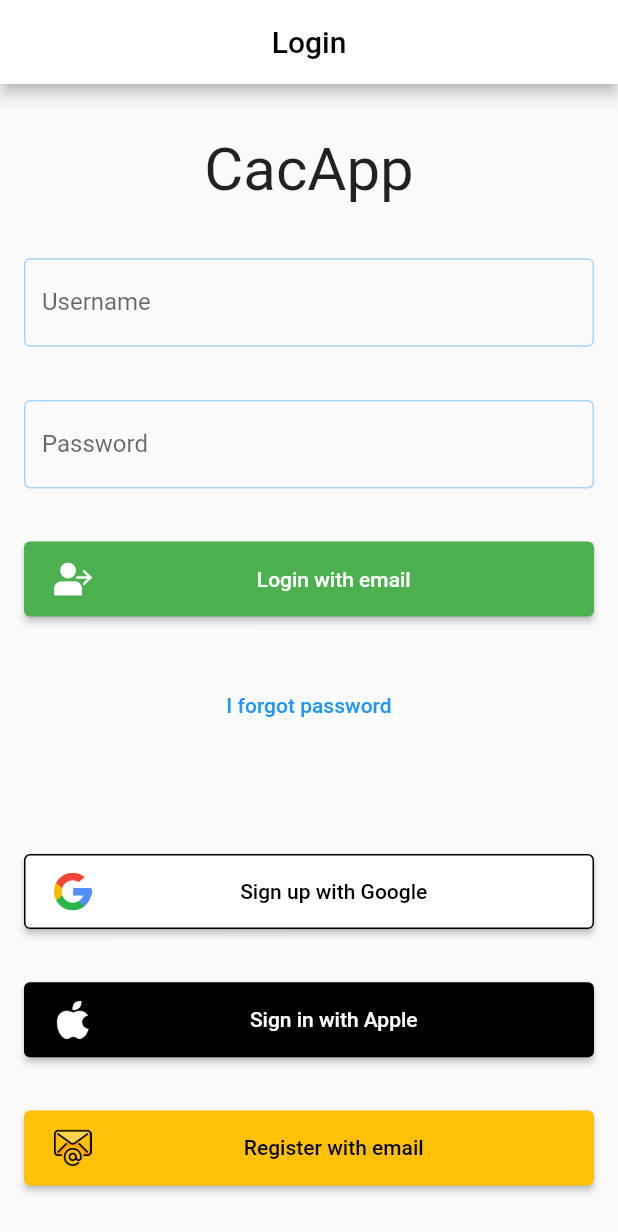
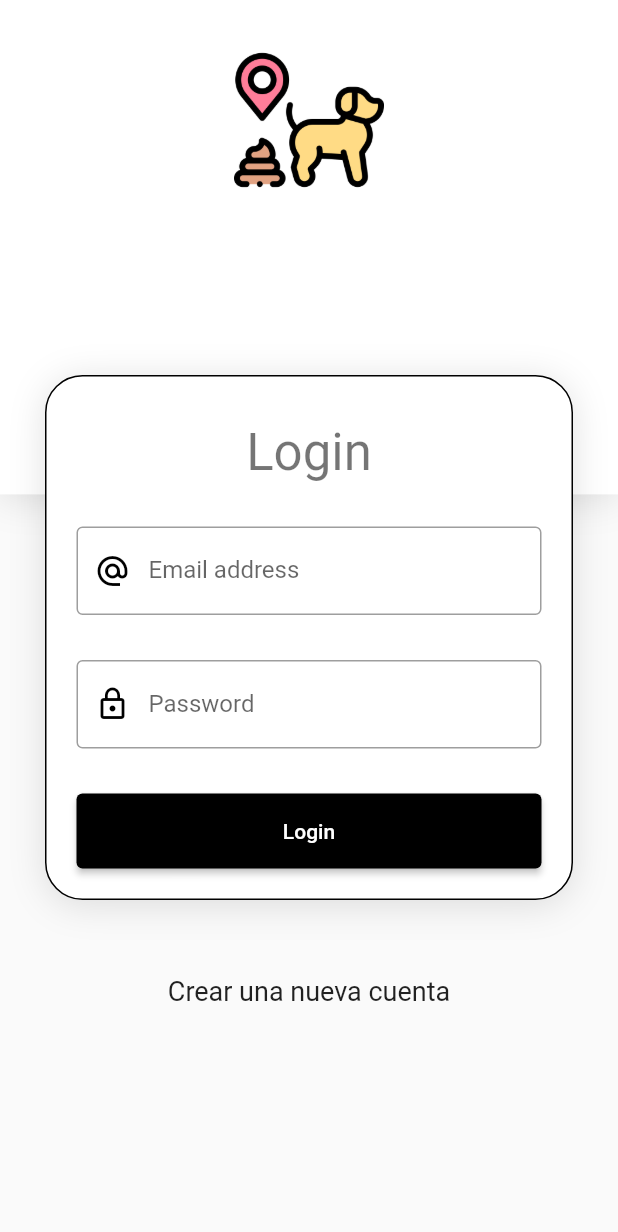
Before and after one commit to asegurpe/cacapp2, a Flutter app: the screen it shows after launch, on a phone screen of 412 x 824 dp. Shown: the top 1232 px of the screen. Run offline on Flutter 3.47's test engine with Material 2 defaults, Android fonts, the light colour scheme and no system bars; our stand-ins replace cloud_firestore, firebase_core, geolocator, google_maps_flutter, shared_preferences; missing offline and left inert: geocode; accounts and stored records are empty; generated files the repository leaves out were written again; Roboto replaces fonts that are missing (Hind).

Commit message:
Created login form

```diff
--- a/lib/main.dart
+++ b/lib/main.dart
@@ -1,15 +1,15 @@
-import 'package:cacapp/provider/report_provider.dart';
-import 'package:cacapp/screen/login_screen.dart';
 import 'package:flutter/material.dart';
-import 'package:flutter_localizations/flutter_localizations.dart';
 import 'package:firebase_core/firebase_core.dart';
 import 'package:provider/provider.dart';
+import 'package:flutter_localizations/flutter_localizations.dart';
 
 import 'package:flutter_gen/gen_l10n/app_localizations.dart';
 
 import 'package:cacapp/routes/routes.dart';
+import 'package:cacapp/screen/login_screen.dart';
 import 'package:cacapp/screen/home_screen.dart';
 import 'package:cacapp/theme/theme.dart';
+import 'package:cacapp/provider/report_provider.dart';
 import 'package:cacapp/util/preferences.dart';
 
 void main() async {
--- a/lib/routes/routes.dart
+++ b/lib/routes/routes.dart
@@ -1,16 +1,11 @@
-import 'package:cacapp/screen/login_screen.dart';
-import 'package:cacapp/screen/profile_screen.dart';
-import 'package:cacapp/screen/ranking_screen.dart';
 import 'package:flutter/material.dart';
-import 'package:cacapp/screen/friends_screen.dart';
-import 'package:cacapp/screen/groups_screen.dart';
-import 'package:cacapp/screen/home_screen.dart';
-import 'package:cacapp/screen/info_screen_dart.dart';
-import 'package:cacapp/screen/reports_screen.dart';
+
+import 'package:cacapp/screen/screens.dart';
 
 Map<String, WidgetBuilder> getApplicationRoutes() {
   return {
     LoginScreen.route: (context) => const LoginScreen(),
+    RegisterScreen.route: (context) => const RegisterScreen(),
     HomeScreen.route: (context) => const HomeScreen(),
     ReportsScreen.route: (context) => const ReportsScreen(),
     FriendsScreen.route: (context) => const FriendsScreen(),
--- a/lib/screen/friends_screen.dart
+++ b/lib/screen/friends_screen.dart
@@ -1,6 +1,8 @@
 import 'package:flutter/material.dart';
+
 import 'package:flutter_gen/gen_l10n/app_localizations.dart';
 import 'package:cacapp/util/extensions.dart';
+
 import 'package:cacapp/model/models.dart';
 
 class FriendsScreen extends StatefulWidget {
--- a/lib/screen/groups_screen.dart
+++ b/lib/screen/groups_screen.dart
@@ -1,7 +1,9 @@
-import 'package:cacapp/model/models.dart';
 import 'package:flutter/material.dart';
+
 import 'package:flutter_gen/gen_l10n/app_localizations.dart';
 import 'package:cacapp/util/extensions.dart';
+
+import 'package:cacapp/model/models.dart';
 
 class GroupsScreen extends StatefulWidget {
   const GroupsScreen({Key? key}) : super(key: key);
--- a/lib/screen/info_screen_dart.dart
+++ b/lib/screen/info_screen.dart
@@ -1,6 +1,8 @@
 import 'package:flutter/material.dart';
+
 import 'package:flutter_gen/gen_l10n/app_localizations.dart';
 import 'package:cacapp/util/extensions.dart';
+
 import 'package:cacapp/widget/info_top_bar.dart';
 
 class InfoScreen extends StatelessWidget {
--- a/lib/screen/login_screen.dart
+++ b/lib/screen/login_screen.dart
@@ -1,5 +1,7 @@
-import 'package:cacapp/screen/home_screen.dart';
 import 'package:flutter/material.dart';
+
+import 'package:cacapp/widget/login_form.dart';
+import 'package:cacapp/widget/auth_background.dart';
 
 class LoginScreen extends StatefulWidget {
   const LoginScreen({Key? key}) : super(key: key);
@@ -11,132 +13,65 @@ class LoginScreen extends StatefulWidget {
 }
 
 class _LoginScreenState extends State<LoginScreen> {
-  TextEditingController _emailController = TextEditingController();
-  TextEditingController _passwordController = TextEditingController();
-
   @override
   Widget build(BuildContext context) {
     return Scaffold(
-      appBar: AppBar(
-        backgroundColor: Colors.white,
-        automaticallyImplyLeading: false,
-        title: Center(child: Text('Login')),
-      ),
-      body: Padding(
-        padding: const EdgeInsets.all(16.0),
-        child: Column(
-          mainAxisAlignment: MainAxisAlignment.spaceAround,
-          children: [
-            const Text(
-              'CacApp',
-              style: TextStyle(fontSize: 40),
-            ),
-            TextField(
-              controller: _emailController,
-              decoration: const InputDecoration(
-                border: OutlineInputBorder(),
-                labelText: 'Username',
+      body: AuthBackground(
+        child: SingleChildScrollView(
+          child: Column(
+            children: [
+              const SizedBox(height: 250),
+              _CardContainer(
+                child: Column(
+                  children: [
+                    const SizedBox(height: 10),
+                    Text(
+                      'Login',
+                      style: Theme.of(context).textTheme.headline4,
+                    ),
+                    const SizedBox(height: 30),
+                    const LoginForm(),
+                  ],
+                ),
               ),
-            ),
-            TextField(
-              controller: _passwordController,
-              decoration: const InputDecoration(
-                border: OutlineInputBorder(),
-                labelText: 'Password',
-              ),
-            ),
-            ElevatedButton(
-              onPressed: () {
-                Navigator.pushNamed(context, HomeScreen.route);
-              },
-              child: Row(
-                children: const [
-                  Padding(
-                    padding: EdgeInsets.all(4),
-                    child: Image(
-                        height: 25,
-                        image: AssetImage('assets/images/button/lock.png')),
-                  ),
-                  Expanded(child: Center(child: Text('Login with email'))),
-                ],
-              ),
-              style: ElevatedButton.styleFrom(
-                primary: Colors.green,
-                onPrimary: Colors.white,
-                minimumSize: const Size(10, 50),
-              ),
-            ),
-            TextButton(onPressed: () {}, child: Text('I forgot password')),
-            const SizedBox(height: 4),
-            ElevatedButton(
-              onPressed: () {
-                Navigator.pushNamed(context, HomeScreen.route);
-              },
-              child: Row(
-                children: const [
-                  Padding(
-                    padding: EdgeInsets.all(4),
-                    child: Image(
-                        height: 25,
-                        image: AssetImage('assets/images/button/google.png')),
-                  ),
-                  Expanded(child: Center(child: Text('Sign up with Google'))),
-                ],
-              ),
-              style: ElevatedButton.styleFrom(
-                  primary: Colors.white,
-                  onPrimary: Colors.black,
-                  minimumSize: const Size(100, 50),
-                  side: BorderSide(
-                    width: 1.0,
-                    color: Colors.black,
-                  )),
-            ),
-            ElevatedButton(
-              onPressed: () {
-                Navigator.pushNamed(context, HomeScreen.route);
-              },
-              child: Row(
-                children: const [
-                  Padding(
-                    padding: EdgeInsets.all(4),
-                    child: Image(
-                        height: 25,
-                        image: AssetImage('assets/images/button/apple.png')),
-                  ),
-                  Expanded(child: Center(child: Text('Sign in with Apple'))),
-                ],
-              ),
-              style: ElevatedButton.styleFrom(
-                primary: Colors.black,
-                onPrimary: Colors.white,
-                minimumSize: const Size(100, 50),
-              ),
-            ),
-            ElevatedButton(
-              onPressed: () {
-                Navigator.pushNamed(context, HomeScreen.route);
-              },
-              child: Row(
-                children: const [
-                  Padding(
-                    padding: EdgeInsets.all(4),
-                    child: Image(
-                        height: 25,
-                        image: AssetImage('assets/images/button/email.png')),
-                  ),
-                  Expanded(child: Center(child: Text('Register with email'))),
-                ],
-              ),
-              style: ElevatedButton.styleFrom(
-                primary: Colors.amber,
-                onPrimary: Colors.black,
-                minimumSize: const Size(100, 50),
-              ),
-            ),
-          ],
+              const SizedBox(height: 50),
+              const Text('Crear una nueva cuenta'),
+            ],
+          ),
         ),
       ),
     );
   }
 }
+
+class _CardContainer extends StatelessWidget {
+  final Widget child;
+
+  const _CardContainer({Key? key, required this.child}) : super(key: key);
+
+  @override
+  Widget build(BuildContext context) {
+    return Padding(
+      padding: const EdgeInsets.symmetric(horizontal: 30),
+      child: Container(
+        width: double.infinity,
+        padding: const EdgeInsets.all(20),
+        decoration: _createCardShape(),
+        child: child,
+      ),
+    );
+  }
+
+  BoxDecoration _createCardShape() => BoxDecoration(
+        color: Colors.white,
+        border: Border.all(color: Colors.black),
+        borderRadius: BorderRadius.circular(25),
+        boxShadow: const [
+          BoxShadow(
+            color: Colors.black12,
+            blurRadius: 20,
+            offset: Offset(0, 3),
+          )
+        ],
+      );
+}
--- a/lib/screen/ranking_screen.dart
+++ b/lib/screen/ranking_screen.dart
@@ -1,6 +1,8 @@
 import 'package:flutter/material.dart';
+
 import 'package:flutter_gen/gen_l10n/app_localizations.dart';
 import 'package:cacapp/util/extensions.dart';
+
 import 'package:cacapp/model/models.dart';
 
 class RankingScreen extends StatefulWidget {
--- /dev/null
+++ b/lib/screen/register_screen.dart
@@ -0,0 +1,93 @@
+import 'package:flutter/material.dart';
+
+import 'package:cacapp/screen/screens.dart';
+
+class RegisterScreen extends StatefulWidget {
+  const RegisterScreen({Key? key}) : super(key: key);
+
+  static const String route = 'register';
+
+  @override
+  State<RegisterScreen> createState() => _RegisterScreenState();
+}
+
+class _RegisterScreenState extends State<RegisterScreen> {
+  TextEditingController _emailController = TextEditingController();
+  TextEditingController _passwordController = TextEditingController();
+  TextEditingController _repasswordController = TextEditingController();
+
+  @override
+  Widget build(BuildContext context) {
+    return Scaffold(
+      appBar: AppBar(
+        backgroundColor: Colors.white,
+        automaticallyImplyLeading: false,
+        title: Row(
+          mainAxisAlignment: MainAxisAlignment.spaceBetween,
+          children: [
+            IconButton(
+              icon: Image.asset('assets/images/button/back.png'),
+              onPressed: () {
+                Navigator.pop(context);
+              },
+            ),
+            Text('Register'),
+          ],
+        ),
+      ),
+      body: Padding(
+        padding: const EdgeInsets.all(16.0),
+        child: Column(
+          mainAxisAlignment: MainAxisAlignment.spaceAround,
+          children: [
+            const Text(
+              'New user',
+              style: TextStyle(fontSize: 40),
+            ),
+            TextField(
+              controller: _emailController,
+              decoration: const InputDecoration(
+                border: OutlineInputBorder(),
+                labelText: 'Username',
+              ),
+            ),
+            TextField(
+              controller: _passwordController,
+              decoration: const InputDecoration(
+                border: OutlineInputBorder(),
+                labelText: 'Password',
+              ),
+            ),
+            TextField(
+              controller: _repasswordController,
+              decoration: const InputDecoration(
+                border: OutlineInputBorder(),
+                labelText: 'Re-password',
+              ),
+            ),
+            ElevatedButton(
+              onPressed: () {
+                Navigator.pushNamed(context, HomeScreen.route);
+              },
+              child: Row(
+                children: const [
+                  Padding(
+                    padding: EdgeInsets.all(4),
+                    child: Image(
+                        height: 25,
+                        image: AssetImage('assets/images/button/checked.png')),
+                  ),
+                  Expanded(child: Center(child: Text('Confirm'))),
+                ],
+              ),
+              style: ElevatedButton.styleFrom(
+                onPrimary: Colors.white,
+                minimumSize: const Size(10, 50),
+              ),
+            ),
+          ],
+        ),
+      ),
+    );
+  }
+}
--- a/lib/screen/reports_screen.dart
+++ b/lib/screen/reports_screen.dart
@@ -1,9 +1,11 @@
-import 'package:cacapp/provider/report_provider.dart';
 import 'package:flutter/material.dart';
+import 'package:provider/provider.dart';
+
 import 'package:flutter_gen/gen_l10n/app_localizations.dart';
 import 'package:cacapp/util/extensions.dart';
+
+import 'package:cacapp/provider/report_provider.dart';
 import 'package:cacapp/model/report.dart';
-import 'package:provider/provider.dart';
 
 class ReportsScreen extends StatefulWidget {
   const ReportsScreen({Key? key}) : super(key: key);
--- /dev/null
+++ b/lib/screen/screens.dart
@@ -0,0 +1,9 @@
+export 'package:cacapp/screen/login_screen.dart';
+export 'package:cacapp/screen/profile_screen.dart';
+export 'package:cacapp/screen/ranking_screen.dart';
+export 'package:cacapp/screen/register_screen.dart';
+export 'package:cacapp/screen/friends_screen.dart';
+export 'package:cacapp/screen/groups_screen.dart';
+export 'package:cacapp/screen/home_screen.dart';
+export 'package:cacapp/screen/info_screen.dart';
+export 'package:cacapp/screen/reports_screen.dart';
--- a/lib/theme/theme.dart
+++ b/lib/theme/theme.dart
@@ -3,7 +3,7 @@ import 'package:flutter/material.dart';
 final theme = ThemeData(
   // Define the default brightness and colors.
   colorScheme: const ColorScheme(
-    primary: Colors.blue, // focus
+    primary: Colors.black, // focus
     onPrimary: Colors.black,
     primaryVariant: Colors.orange,
 
@@ -18,7 +18,7 @@ final theme = ThemeData(
     onError: Colors.grey,
 
     surface: Colors.lime, // AppBar
-    onSurface: Colors.blue, //icons, inputs
+    onSurface: Colors.black54, //icons, inputs
 
     brightness: Brightness.light,
   ),
--- /dev/null
+++ b/lib/ui/input_decorations.dart
@@ -0,0 +1,22 @@
+import 'package:flutter/material.dart';
+
+class InputDecorations {
+  static InputDecoration authInputDecoration(
+      {required String hintText,
+      required String labelText,
+      IconData? prefixIcon}) {
+    return InputDecoration(
+      border: const OutlineInputBorder(
+        borderSide: BorderSide(color: Colors.black),
+      ),
+      labelText: labelText,
+      prefixIcon: prefixIcon != null
+          ? Icon(
+              prefixIcon,
+              color: Colors.black,
+            )
+          : null,
+      hintText: hintText,
+    );
+  }
+}
--- /dev/null
+++ b/lib/widget/auth_background.dart
@@ -0,0 +1,64 @@
+import 'package:flutter/material.dart';
+
+class AuthBackground extends StatelessWidget {
+  final Widget child;
+
+  const AuthBackground({Key? key, required this.child}) : super(key: key);
+
+  @override
+  Widget build(BuildContext context) {
+    return Container(
+      width: double.infinity,
+      height: double.infinity,
+      child: Stack(
+        children: [const HeaderBackground(), const HeaderIcon(), child],
+      ),
+    );
+  }
+}
+
+class HeaderBackground extends StatelessWidget {
+  const HeaderBackground({
+    Key? key,
+  }) : super(key: key);
+
+  @override
+  Widget build(BuildContext context) {
+    return Container(
+      width: double.infinity,
+      height: MediaQuery.of(context).size.height * 0.4,
+      // color: Color.fromRGBO(155, 103, 60, 0.75),
+      decoration: const BoxDecoration(
+        color: Colors.white,
+        // border: Border.all(color: Colors.black),
+        boxShadow: [
+          BoxShadow(
+            color: Colors.black12,
+            blurRadius: 20,
+            offset: Offset(0, 3),
+          ),
+        ],
+      ),
+    );
+  }
+}
+
+class HeaderIcon extends StatelessWidget {
+  const HeaderIcon({
+    Key? key,
+  }) : super(key: key);
+
+  @override
+  Widget build(BuildContext context) {
+    return SafeArea(
+      child: Container(
+        width: double.infinity,
+        margin: EdgeInsets.only(top: 30),
+        child: Image(
+          image: AssetImage('assets/images/button/place.png'),
+          height: 100,
+        ),
+      ),
+    );
+  }
+}
--- a/lib/widget/info_top_bar.dart
+++ b/lib/widget/info_top_bar.dart
@@ -3,7 +3,7 @@ import 'package:flutter/material.dart';
 import 'package:flutter_gen/gen_l10n/app_localizations.dart';
 import 'package:cacapp/util/extensions.dart';
 
-import 'package:cacapp/screen/info_screen_dart.dart';
+import 'package:cacapp/screen/info_screen.dart';
 
 class InfoTopBar extends StatefulWidget {
   const InfoTopBar({Key? key}) : super(key: key);
--- /dev/null
+++ b/lib/widget/login_form.dart
@@ -0,0 +1,87 @@
+import 'package:flutter/material.dart';
+
+import 'package:cacapp/ui/input_decorations.dart';
+
+import 'package:cacapp/screen/screens.dart';
+
+class LoginForm extends StatelessWidget {
+  const LoginForm({
+    Key? key,
+  }) : super(key: key);
+
+  @override
+  Widget build(BuildContext context) {
+    TextEditingController _emailController = TextEditingController();
+    TextEditingController _passwordController = TextEditingController();
+
+    // final LoginFormProvider provider = Provider.of<LoginFormProvider>(context);
+
+    return Container(
+        // key: provider.formKey,
+        // autovalidateMode: AutovalidateMode.onUserInteraction,
+        child: Column(
+      children: [
+        TextField(
+          controller: _emailController,
+          autocorrect: false,
+          keyboardType: TextInputType.emailAddress,
+          decoration: InputDecorations.authInputDecoration(
+            hintText: 'mail@example.net',
+            labelText: 'Email address',
+            prefixIcon: Icons.alternate_email,
+          ),
+          // validator: (value) {
+          //   String pattern =
+          //       r'^(([^<>()[\]\\.,;:\s@\"]+(\.[^<>()[\]\\.,;:\s@\"]+)*)|(\".+\"))@((\[[0-9]{1,3}\.[0-9]{1,3}\.[0-9]{1,3}\.[0-9]{1,3}\])|(([a-zA-Z\-0-9]+\.)+[a-zA-Z]{2,}))$';
+          //   RegExp regExp = RegExp(pattern);
+          //   return regExp.hasMatch(value ?? '')
+          //       ? null
+          //       : 'Not valid email address';
+          // },
+        ),
+        const SizedBox(height: 30),
+        TextField(
+          controller: _passwordController,
+          autocorrect: false,
+          obscureText: true,
+          keyboardType: TextInputType.emailAddress,
+          decoration: InputDecorations.authInputDecoration(
+            hintText: '********',
+            labelText: 'Password',
+            prefixIcon: Icons.lock_outline,
+          ),
+          // validator: (value) {
+          //   String pass = (value ?? '');
+          //   return pass.isNotEmpty && pass.length > 6
+          //       ? null
+          //       : 'Password of at least 6 characters required';
+          // },
+        ),
+        const SizedBox(height: 30),
+        ElevatedButton(
+          onPressed: () {
+            // if (provider.isValidForm()) {
+            _emailController.text = '';
+            _passwordController.text = '';
+            Navigator.pushNamed(context, HomeScreen.route);
+            // }
+          },
+          child: Row(
+            children: const [
+              Expanded(
+                child: Center(
+                  child: Text('Login'),
+                ),
+              ),
+            ],
+          ),
+          style: ElevatedButton.styleFrom(
+            primary: Colors.black,
+            onPrimary: Colors.white,
+            minimumSize: const Size(100, 50),
+          ),
+        ),
+      ],
+    ));
+  }
+}
--- a/pubspec.yaml
+++ b/pubspec.yaml
@@ -44,6 +44,7 @@ dependencies:
   cloud_firestore: ^3.1.5
   http: ^0.13.4
   provider: ^6.0.1
+  # google_sign_in: ^5.2.1
 
 dev_dependencies:
   flutter_test:
```
Also changed, not shown: lib/screen/home_screen.dart (+6 -10 lines), lib/screen/profile_screen.dart (+4 -3 lines).
